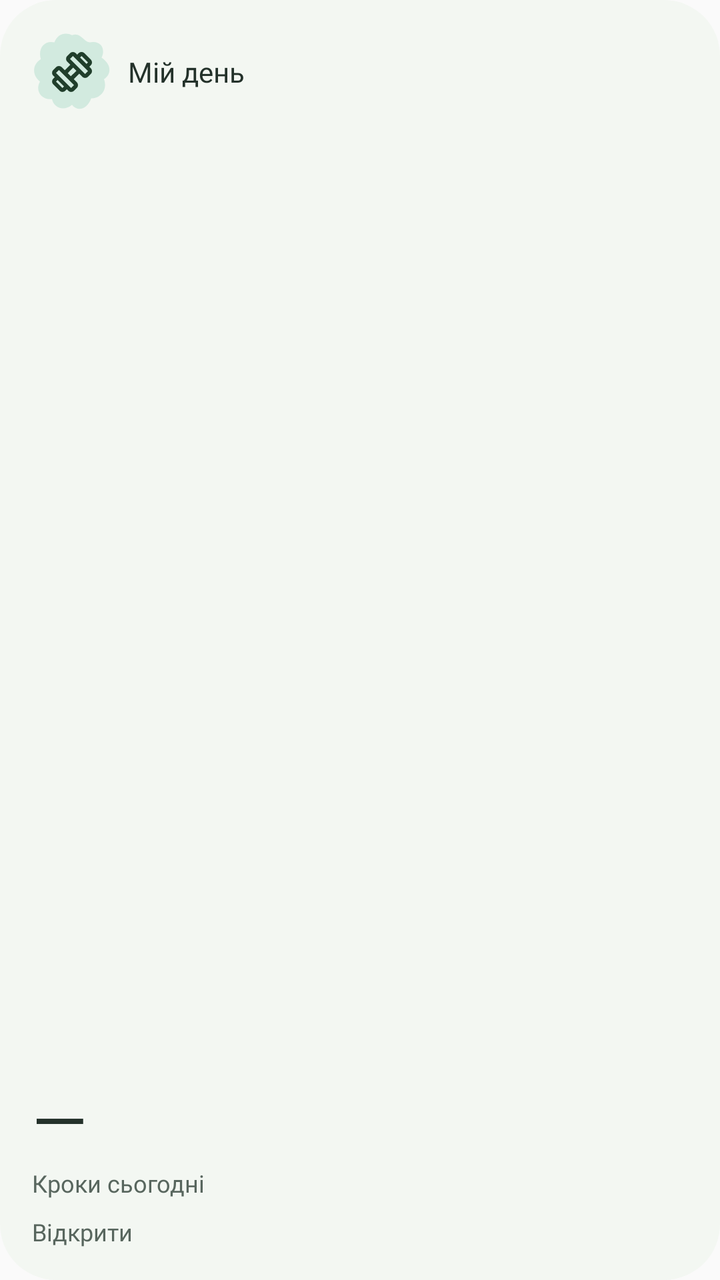
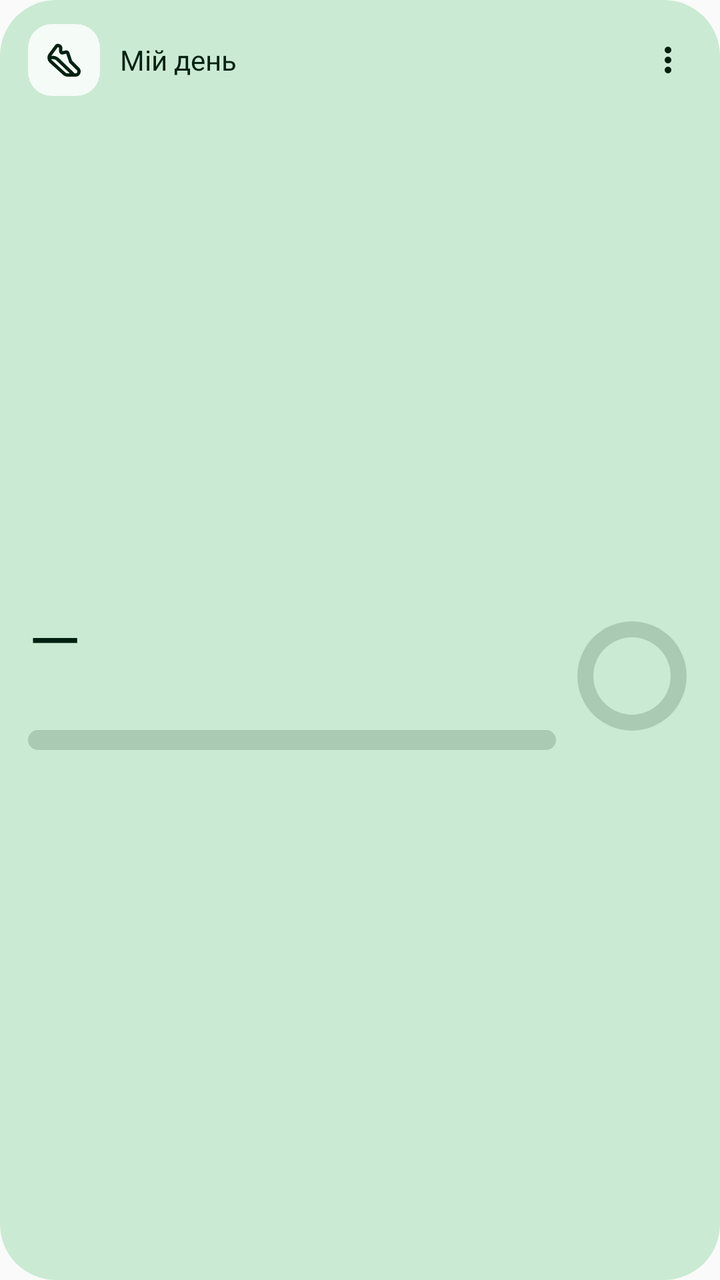

An Android layout rendered at two revisions. The XML below is the earlier revision; the diff shows what the commit changed to produce the second picture.
<!-- AndroidManifest.xml: application theme Theme.FitnessTracker -->
<!-- res/layout/widget_summary.xml -->
<LinearLayout xmlns:android="http://schemas.android.com/apk/res/android" android:id="@+id/widget_root"
    android:layout_width="match_parent" android:layout_height="match_parent" android:orientation="vertical"
    android:background="@drawable/widget_background" android:padding="16dp">
    <LinearLayout android:layout_width="match_parent" android:layout_height="40dp" android:gravity="center_vertical">
        <ImageView android:id="@+id/widget_icon" android:layout_width="40dp" android:layout_height="40dp"
            android:src="@drawable/widget_exercise" android:background="@drawable/widget_rosette" android:padding="8dp"
            android:importantForAccessibility="no" />
        <TextView android:id="@+id/widget_title" android:layout_width="0dp" android:layout_weight="1" android:layout_height="wrap_content"
            android:layout_marginStart="8dp" android:text="@string/widget_today" android:textSize="14sp" android:maxLines="2"
            android:fontFamily="@font/roboto_flex_600" android:textColor="@color/widget_text" />
    </LinearLayout>
    <TextView android:layout_width="1dp" android:layout_height="0dp" android:layout_weight="1" />
    <TextView android:id="@+id/widget_value" android:layout_width="match_parent" android:layout_height="48dp"
        android:text="—" android:maxLines="1" android:gravity="start|center_vertical" android:textSize="36sp"
        android:autoSizeTextType="uniform" android:autoSizeMinTextSize="20sp" android:autoSizeMaxTextSize="36sp"
        android:fontFamily="@font/roboto_flex_600" android:textColor="@color/widget_text" />
    <TextView android:id="@+id/widget_unit" android:layout_width="match_parent" android:layout_height="wrap_content"
        android:text="@string/widget_steps" android:maxLines="1" android:textSize="12sp" android:fontFamily="@font/roboto_flex_500" android:textColor="@color/widget_muted" />
    <TextView android:id="@+id/widget_detail" android:layout_width="match_parent" android:layout_height="wrap_content"
        android:layout_marginTop="8dp" android:text="@string/widget_open" android:textSize="12sp" android:maxLines="2" android:ellipsize="end"
        android:fontFamily="@font/roboto_flex_400" android:textColor="@color/widget_muted" />
</LinearLayout>
<!-- resources referenced by this layout -->
<resources>
  <color name="widget_muted">#58665E</color>
  <color name="widget_text">#23312A</color>
  <!-- drawable widget_background (drawable) -->
  <shape xmlns:android="http://schemas.android.com/apk/res/android" android:shape="rectangle">
      <solid android:color="@color/widget_surface" /><corners android:radius="28dp" />
  </shape>
  <!-- drawable widget_exercise (drawable) -->
  <vector xmlns:android="http://schemas.android.com/apk/res/android" android:width="24dp" android:height="24dp" android:viewportWidth="960" android:viewportHeight="960">
      <group android:translateY="960"><path android:fillColor="@color/widget_on_primary" android:pathData="m826-585-56-56 30-31-128-128-31 30-57-57 30-31q23-23 57-22.5t57 23.5l129 129q23 23 23 56.5T857-615l-31 30ZM346-104q-23 23-56.5 23T233-104L104-233q-23-23-23-56.5t23-56.5l30-30 57 57-31 30 129 129 30-31 57 57-30 30Zm397-336 57-57-303-303-57 57 303 303ZM463-160l57-58-302-302-58 57 303 303Zm-6-234 110-109-64-64-109 110 63 63Zm63 290q-23 23-57 23t-57-23L104-406q-23-23-23-57t23-57l57-57q23-23 56.5-23t56.5 23l63 63 110-110-63-62q-23-23-23-57t23-57l57-57q23-23 56.5-23t56.5 23l303 303q23 23 23 56.5T857-441l-57 57q-23 23-57 23t-57-23l-62-63-110 110 63 63q23 23 23 56.5T577-161l-57 57Z" /></group>
  </vector>
  <!-- drawable widget_rosette (drawable) -->
  <vector xmlns:android="http://schemas.android.com/apk/res/android" android:width="48dp" android:height="48dp" android:viewportWidth="100" android:viewportHeight="100">
      <path android:fillColor="@color/widget_primary_container" android:pathData="M50,4 C61,0 64,12 72,13 C87,10 92,22 87,32 C99,40 100,52 90,59 C95,73 85,83 74,83 C69,97 57,100 50,91 C39,100 27,94 25,84 C10,85 4,72 10,62 C0,54 0,41 11,34 C7,20 16,10 28,13 C32,2 42,0 50,4 Z" />
  </vector>
  <string name="widget_open">Відкрити</string>
  <string name="widget_steps">Кроки сьогодні</string>
  <color name="widget_surface">#F3F7F2</color>
  <color name="widget_on_primary">#203E2B</color>
  <color name="widget_primary_container">#D2EADF</color>
  <!-- unchanged entries left out for length: 2 -->
</resources>

<!-- the commit's change to res/layout/widget_summary.xml (unified diff, before → after) -->
@@ -1,22 +1,53 @@
+<?xml version="1.0" encoding="utf-8"?>
 <LinearLayout xmlns:android="http://schemas.android.com/apk/res/android" android:id="@+id/widget_root"
     android:layout_width="match_parent" android:layout_height="match_parent" android:orientation="vertical"
-    android:background="@drawable/widget_background" android:padding="16dp">
+    android:background="@drawable/widget_green_background" android:paddingStart="14dp" android:paddingEnd="6dp"
+    android:paddingTop="10dp" android:paddingBottom="14dp">
     <LinearLayout android:layout_width="match_parent" android:layout_height="40dp" android:gravity="center_vertical">
-        <ImageView android:id="@+id/widget_icon" android:layout_width="40dp" android:layout_height="40dp"
-            android:src="@drawable/widget_exercise" android:background="@drawable/widget_rosette" android:padding="8dp"
+        <ImageView android:id="@+id/widget_icon" android:layout_width="36dp" android:layout_height="36dp" android:padding="8dp"
+            android:background="@drawable/widget_icon_plate" android:src="@drawable/ms_steps" android:tint="@color/widget_on_primary"
             android:importantForAccessibility="no" />
         <TextView android:id="@+id/widget_title" android:layout_width="0dp" android:layout_weight="1" android:layout_height="wrap_content"
-            android:layout_marginStart="8dp" android:text="@string/widget_today" android:textSize="14sp" android:maxLines="2"
-            android:fontFamily="@font/roboto_flex_600" android:textColor="@color/widget_text" />
+            android:layout_marginStart="10dp" android:text="@string/widget_today" android:maxLines="1" android:ellipsize="end"
+            android:textSize="14sp" android:fontFamily="@font/roboto_flex_600" android:textColor="@color/widget_on_primary" />
+        <TextView android:id="@+id/widget_footer" android:layout_width="wrap_content" android:layout_height="wrap_content"
+            android:layout_marginStart="8dp" android:maxLines="1" android:ellipsize="end" android:textSize="12sp" android:alpha="0.75"
+            android:fontFamily="@font/roboto_flex_400" android:textColor="@color/widget_on_primary" android:visibility="gone" />
+        <ImageView android:id="@+id/widget_config" android:layout_width="40dp" android:layout_height="40dp" android:padding="10dp"
+            android:src="@drawable/ms_more_vert" android:tint="@color/widget_on_primary" android:contentDescription="@string/widget_customize" />
     </LinearLayout>
-    <TextView android:layout_width="1dp" android:layout_height="0dp" android:layout_weight="1" />
-    <TextView android:id="@+id/widget_value" android:layout_width="match_parent" android:layout_height="48dp"
-        android:text="—" android:maxLines="1" android:gravity="start|center_vertical" android:textSize="36sp"
-        android:autoSizeTextType="uniform" android:autoSizeMinTextSize="20sp" android:autoSizeMaxTextSize="36sp"
-        android:fontFamily="@font/roboto_flex_600" android:textColor="@color/widget_text" />
-    <TextView android:id="@+id/widget_unit" android:layout_width="match_parent" android:layout_height="wrap_content"
-        android:text="@string/widget_steps" android:maxLines="1" android:textSize="12sp" android:fontFamily="@font/roboto_flex_500" android:textColor="@color/widget_muted" />
-    <TextView android:id="@+id/widget_detail" android:layout_width="match_parent" android:layout_height="wrap_content"
-        android:layout_marginTop="8dp" android:text="@string/widget_open" android:textSize="12sp" android:maxLines="2" android:ellipsize="end"
-        android:fontFamily="@font/roboto_flex_400" android:textColor="@color/widget_muted" />
+    <LinearLayout android:layout_width="match_parent" android:layout_height="0dp" android:layout_weight="1"
+        android:orientation="horizontal" android:gravity="center_vertical" android:paddingEnd="10dp">
+        <LinearLayout android:layout_width="0dp" android:layout_height="wrap_content" android:layout_weight="1"
+            android:orientation="vertical">
+            <TextView android:id="@+id/widget_value" android:layout_width="match_parent" android:layout_height="40dp"
+                android:gravity="center_vertical|start" android:maxLines="1" android:includeFontPadding="false" android:text="—"
+                android:autoSizeTextType="uniform" android:autoSizeMinTextSize="18sp" android:autoSizeMaxTextSize="34sp"
+                android:fontFamily="@font/roboto_flex_600" android:textColor="@color/widget_on_primary" />
+            <TextView android:id="@+id/widget_unit" android:layout_width="match_parent" android:layout_height="wrap_content"
+                android:maxLines="1" android:ellipsize="end" android:textSize="12sp" android:alpha="0.8" android:text=""
+                android:fontFamily="@font/roboto_flex_500" android:textColor="@color/widget_on_primary" />
+            <ProgressBar android:id="@+id/widget_progress" style="?android:attr/progressBarStyleHorizontal" android:layout_width="match_parent"
+                android:layout_height="10dp" android:layout_marginTop="8dp" android:progressDrawable="@drawable/widget_progress_track"
+                android:progressTint="@color/widget_on_primary" android:max="100" android:progress="0" />
+            <TextView android:id="@+id/widget_detail" android:layout_width="match_parent" android:layout_height="wrap_content"
+                android:layout_marginTop="6dp" android:maxLines="2" android:ellipsize="end" android:textSize="12sp" android:alpha="0.85"
+                android:fontFamily="@font/roboto_flex_400" android:textColor="@color/widget_on_primary" android:visibility="gone" />
+        </LinearLayout>
+        <FrameLayout android:id="@+id/widget_ring_box" android:layout_width="56dp" android:layout_height="56dp"
+            android:layout_marginStart="10dp">
+            <ProgressBar android:id="@+id/widget_ring" style="?android:attr/progressBarStyleHorizontal"
+                android:layout_width="match_parent" android:layout_height="match_parent" android:indeterminate="false"
+                android:progressDrawable="@drawable/widget_ring" android:progressTint="@color/widget_on_primary" android:max="100"
+                android:progress="0" />
+            <TextView android:id="@+id/widget_percent" android:layout_width="match_parent" android:layout_height="match_parent"
+                android:gravity="center" android:maxLines="1" android:textSize="13sp" android:text=""
+                android:fontFamily="@font/roboto_flex_600" android:textColor="@color/widget_on_primary" />
+        </FrameLayout>
+    </LinearLayout>
+    <ImageView android:id="@+id/widget_chart" android:layout_width="match_parent" android:layout_height="44dp" android:layout_marginTop="8dp"
+        android:layout_marginEnd="8dp" android:scaleType="fitXY" android:visibility="gone" android:importantForAccessibility="no" />
+    <TextView android:id="@+id/widget_action" android:layout_width="match_parent" android:layout_height="44dp" android:layout_marginTop="10dp"
+        android:layout_marginEnd="10dp" android:background="@drawable/widget_action_background" android:gravity="center" android:textSize="14sp"
+        android:text="" android:fontFamily="@font/roboto_flex_600" android:textColor="@color/widget_primary_container" android:visibility="gone" />
 </LinearLayout>
<!-- resource entries referenced after the edit -->
@@ -1,24 +1,64 @@
 <!-- resources referenced by this layout -->
 <resources>
-  <color name="widget_muted">#58665E</color>
-  <color name="widget_text">#23312A</color>
-  <!-- drawable widget_background (drawable) -->
+  <color name="widget_surface">#F5FBF6</color>
+  <color name="widget_track">#29002111</color>
+  <color name="widget_on_primary">#002111</color>
+  <color name="widget_primary_container">#CBEAD3</color>
+  <!-- drawable ms_more_vert (drawable) -->
+  <vector xmlns:android="http://schemas.android.com/apk/res/android"
+      android:width="24dp"
+      android:height="24dp"
+      android:viewportWidth="960"
+      android:viewportHeight="960"
+      >
+    <path
+        android:fillColor="#FF000000"
+        android:pathData="M480,800Q447,800 423.5,776.5Q400,753 400,720Q400,687 423.5,663.5Q447,640 480,640Q513,640 536.5,663.5Q560,687 560,720Q560,753 536.5,776.5Q513,800 480,800ZM480,560Q447,560 423.5,536.5Q400,513 400,480Q400,447 423.5,423.5Q447,400 480,400Q513,400 536.5,423.5Q560,447 560,480Q560,513 536.5,536.5Q513,560 480,560ZM480,320Q447,320 423.5,296.5Q400,273 400,240Q400,207 423.5,183.5Q447,160 480,160Q513,160 536.5,183.5Q560,207 560,240Q560,273 536.5,296.5Q513,320 480,320Z"/>
+  </vector>
+  <!-- drawable ms_steps (drawable) -->
+  <vector xmlns:android="http://schemas.android.com/apk/res/android"
+      android:width="24dp"
+      android:height="24dp"
+      android:viewportWidth="960"
+      android:viewportHeight="960"
+      >
+    <path
+        android:fillColor="#FF000000"
+        android:pathData="M216,380Q255,380 290,394Q325,408 354,435L736,800L760,800Q777,800 788.5,788.5Q800,777 800,760Q800,752 798.5,743Q797,734 788,725L605,542L534,328Q534,328 534,328Q534,328 534,328L460,346Q422,356 391,332Q360,308 360,269L360,185Q360,185 360,185Q360,185 360,185L332,171Q332,171 332,171Q332,171 332,171L178,377Q177,378 177,378.5Q177,379 176,380L216,380ZM216,460L170,460Q173,467 177.5,473Q182,479 188,484L512,779Q523,790 537,795Q551,800 566,800L620,800L299,493Q282,476 260.5,468Q239,460 216,460ZM566,880Q536,880 509,869Q482,858 459,838L134,543Q88,501 82.5,440Q77,379 114,329L268,123Q285,100 313.5,92.5Q342,85 368,99L396,113Q417,124 428.5,143Q440,162 440,185L440,269L514,250Q544,242 572,257.5Q600,273 610,302L675,498L845,668Q865,688 872.5,711Q880,734 880,760Q880,810 845,845Q810,880 760,880L566,880Z"/>
+  </vector>
+  <!-- drawable widget_action_background (drawable) -->
+  <ripple xmlns:android="http://schemas.android.com/apk/res/android" android:color="#33000000">
+      <item><shape android:shape="rectangle"><solid android:color="@color/widget_on_primary"/><corners android:radius="24dp"/></shape></item>
+  </ripple>
+  <!-- drawable widget_green_background (drawable) -->
+  <shape xmlns:android="http://schemas.android.com/apk/res/android"><solid android:color="@color/widget_primary_container"/><corners android:radius="@dimen/widget_radius"/></shape>
+  <!-- drawable widget_icon_plate (drawable) -->
   <shape xmlns:android="http://schemas.android.com/apk/res/android" android:shape="rectangle">
-      <solid android:color="@color/widget_surface" /><corners android:radius="28dp" />
+      <solid android:color="@color/widget_surface" /><corners android:radius="12dp" />
   </shape>
-  <!-- drawable widget_exercise (drawable) -->
-  <vector xmlns:android="http://schemas.android.com/apk/res/android" android:width="24dp" android:height="24dp" android:viewportWidth="960" android:viewportHeight="960">
-      <group android:translateY="960"><path android:fillColor="@color/widget_on_primary" android:pathData="m826-585-56-56 30-31-128-128-31 30-57-57 30-31q23-23 57-22.5t57 23.5l129 129q23 23 23 56.5T857-615l-31 30ZM346-104q-23 23-56.5 23T233-104L104-233q-23-23-23-56.5t23-56.5l30-30 57 57-31 30 129 129 30-31 57 57-30 30Zm397-336 57-57-303-303-57 57 303 303ZM463-160l57-58-302-302-58 57 303 303Zm-6-234 110-109-64-64-109 110 63 63Zm63 290q-23 23-57 23t-57-23L104-406q-23-23-23-57t23-57l57-57q23-23 56.5-23t56.5 23l63 63 110-110-63-62q-23-23-23-57t23-57l57-57q23-23 56.5-23t56.5 23l303 303q23 23 23 56.5T857-441l-57 57q-23 23-57 23t-57-23l-62-63-110 110 63 63q23 23 23 56.5T577-161l-57 57Z" /></group>
-  </vector>
-  <!-- drawable widget_rosette (drawable) -->
-  <vector xmlns:android="http://schemas.android.com/apk/res/android" android:width="48dp" android:height="48dp" android:viewportWidth="100" android:viewportHeight="100">
-      <path android:fillColor="@color/widget_primary_container" android:pathData="M50,4 C61,0 64,12 72,13 C87,10 92,22 87,32 C99,40 100,52 90,59 C95,73 85,83 74,83 C69,97 57,100 50,91 C39,100 27,94 25,84 C10,85 4,72 10,62 C0,54 0,41 11,34 C7,20 16,10 28,13 C32,2 42,0 50,4 Z" />
-  </vector>
-  <string name="widget_open">Відкрити</string>
-  <string name="widget_steps">Кроки сьогодні</string>
-  <color name="widget_surface">#F3F7F2</color>
-  <color name="widget_on_primary">#203E2B</color>
-  <color name="widget_primary_container">#D2EADF</color>
+  <!-- drawable widget_progress_track (drawable) -->
+  <layer-list xmlns:android="http://schemas.android.com/apk/res/android">
+      <item android:id="@android:id/background"><shape><solid android:color="@color/widget_track"/><corners android:radius="8dp"/></shape></item>
+      <item android:id="@android:id/progress"><scale android:scaleWidth="100%"><shape><solid android:color="@color/widget_on_primary"/><corners android:radius="8dp"/></shape></scale></item>
+  </layer-list>
+  <!-- drawable widget_ring (drawable) -->
+  <?xml version="1.0" encoding="utf-8"?>
+  <layer-list xmlns:android="http://schemas.android.com/apk/res/android">
+      <item android:id="@android:id/background">
+          <shape android:shape="ring" android:innerRadiusRatio="2.9" android:thicknessRatio="7" android:useLevel="false">
+              <solid android:color="@color/widget_track" />
+          </shape>
+      </item>
+      <item android:id="@android:id/progress">
+          <rotate android:fromDegrees="270" android:toDegrees="270" android:pivotX="50%" android:pivotY="50%">
+              <shape android:shape="ring" android:innerRadiusRatio="2.9" android:thicknessRatio="7" android:useLevel="true">
+                  <solid android:color="@color/widget_on_primary" />
+              </shape>
+          </rotate>
+      </item>
+  </layer-list>
+  <string name="widget_customize">Вигляд віджета</string>
+  <dimen name="widget_radius">28dp</dimen>
   <!-- unchanged entries left out for length: 2 -->
 </resources>
 
